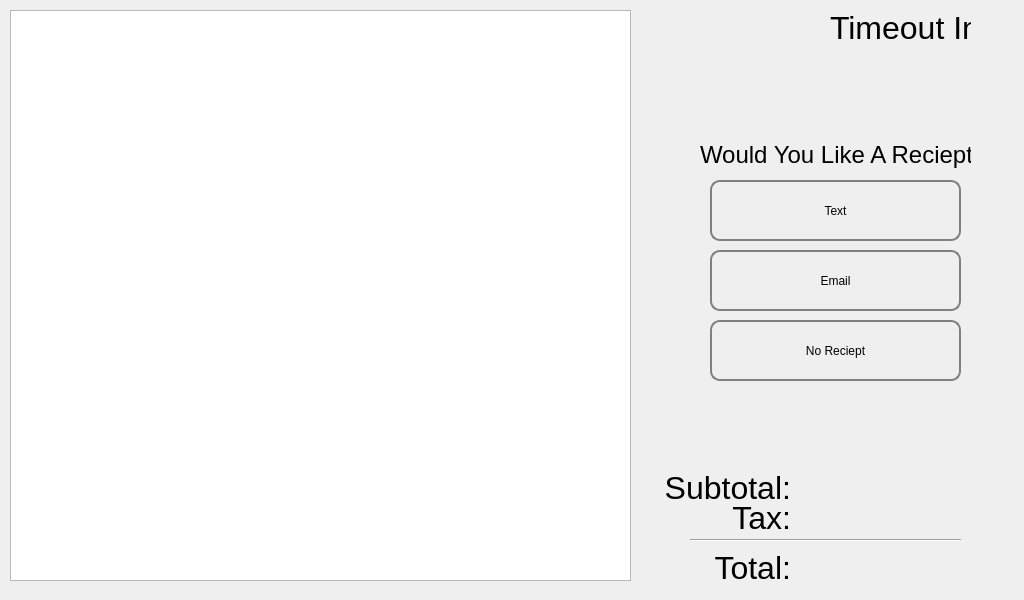
This is ui/reciept_screen.ui in ComputerScienceHouse/bits-n-bytes-ui as Qt 5 draws it before an edit. The edited form follows.
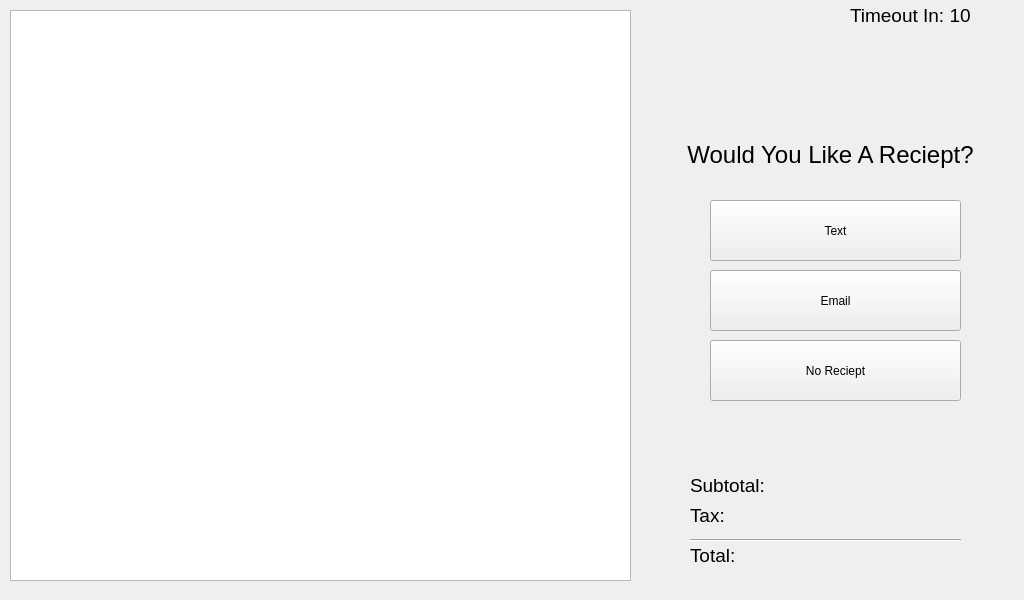
This is the edited form.

```diff
--- a/ui/reciept_screen.ui
+++ b/ui/reciept_screen.ui
@@ -34,9 +34,9 @@
      <widget class="QLabel" name="taxLabel">
       <property name="geometry">
        <rect>
-        <x>10</x>
+        <x>50</x>
         <y>500</y>
-        <width>141</width>
+        <width>271</width>
         <height>31</height>
        </rect>
       </property>
@@ -44,10 +44,10 @@
        <string notr="true"/>
       </property>
       <property name="text">
-       <string>&lt;html&gt;&lt;head/&gt;&lt;body&gt;&lt;p&gt;&lt;span style=&quot; font-size:24pt;&quot;&gt;Tax:&lt;/span&gt;&lt;/p&gt;&lt;/body&gt;&lt;/html&gt;</string>
+       <string>&lt;html&gt;&lt;head/&gt;&lt;body&gt;&lt;p&gt;&lt;span style=&quot; font-size:14pt;&quot;&gt;Tax:&lt;/span&gt;&lt;/p&gt;&lt;/body&gt;&lt;/html&gt;</string>
       </property>
       <property name="alignment">
-       <set>Qt::AlignmentFlag::AlignRight|Qt::AlignmentFlag::AlignTrailing|Qt::AlignmentFlag::AlignVCenter</set>
+       <set>Qt::AlignmentFlag::AlignLeading|Qt::AlignmentFlag::AlignLeft|Qt::AlignmentFlag::AlignVCenter</set>
       </property>
       <property name="class" stdset="0">
        <string>heading</string>
@@ -57,13 +57,13 @@
       <property name="geometry">
        <rect>
         <x>70</x>
-        <y>250</y>
+        <y>270</y>
         <width>251</width>
         <height>61</height>
        </rect>
       </property>
       <property name="styleSheet">
-       <string notr="true">QPushButton{border: 2px solid grey; border-radius: 10px; padding: 5px}</string>
+       <string notr="true"/>
       </property>
       <property name="text">
        <string>Email</string>
@@ -73,14 +73,13 @@
       <property name="geometry">
        <rect>
         <x>70</x>
-        <y>180</y>
+        <y>200</y>
         <width>251</width>
         <height>61</height>
        </rect>
       </property>
       <property name="styleSheet">
-       <string notr="true">QPushButton{border: 2px solid grey; border-radius: 10px; padding: 5px}
-</string>
+       <string notr="true"/>
       </property>
       <property name="text">
        <string>Text</string>
@@ -89,9 +88,9 @@
      <widget class="QLabel" name="timeoutLabel">
       <property name="geometry">
        <rect>
-        <x>190</x>
-        <y>10</y>
-        <width>141</width>
+        <x>210</x>
+        <y>0</y>
+        <width>171</width>
         <height>31</height>
        </rect>
       </property>
@@ -101,18 +100,21 @@
        </font>
       </property>
       <property name="text">
-       <string>&lt;html&gt;&lt;head/&gt;&lt;body&gt;&lt;p&gt;&lt;span style=&quot; font-size:24pt;&quot;&gt;Timeout In:&lt;/span&gt;&lt;/p&gt;&lt;/body&gt;&lt;/html&gt;</string>
+       <string>&lt;html&gt;&lt;head/&gt;&lt;body&gt;&lt;p&gt;&lt;span style=&quot; font-size:14pt;&quot;&gt;Timeout In: 10&lt;/span&gt;&lt;/p&gt;&lt;/body&gt;&lt;/html&gt;</string>
       </property>
-      <property name="class" stdset="0">
-       <string>text</string>
+      <property name="alignment">
+       <set>Qt::AlignmentFlag::AlignLeading|Qt::AlignmentFlag::AlignLeft|Qt::AlignmentFlag::AlignVCenter</set>
+      </property>
+      <property name="type" stdset="0">
+       <string>normal</string>
       </property>
      </widget>
      <widget class="QLabel" name="recieptLabel">
       <property name="geometry">
        <rect>
-        <x>60</x>
+        <x>0</x>
         <y>140</y>
-        <width>271</width>
+        <width>381</width>
         <height>31</height>
        </rect>
       </property>
@@ -146,13 +148,13 @@
       <property name="geometry">
        <rect>
         <x>70</x>
-        <y>320</y>
+        <y>340</y>
         <width>251</width>
         <height>61</height>
        </rect>
       </property>
       <property name="styleSheet">
-       <string notr="true">QPushButton{border: 2px solid grey; border-radius: 10px; padding: 5px}</string>
+       <string notr="true"/>
       </property>
       <property name="text">
        <string>No Reciept</string>
@@ -161,9 +163,9 @@
      <widget class="QLabel" name="subtotalLabel">
       <property name="geometry">
        <rect>
-        <x>10</x>
+        <x>50</x>
         <y>470</y>
-        <width>141</width>
+        <width>271</width>
         <height>31</height>
        </rect>
       </property>
@@ -171,10 +173,10 @@
        <string notr="true"/>
       </property>
       <property name="text">
-       <string>&lt;html&gt;&lt;head/&gt;&lt;body&gt;&lt;p&gt;&lt;span style=&quot; font-size:24pt;&quot;&gt;Subtotal:&lt;/span&gt;&lt;/p&gt;&lt;/body&gt;&lt;/html&gt;</string>
+       <string>&lt;html&gt;&lt;head/&gt;&lt;body&gt;&lt;p&gt;&lt;span style=&quot; font-size:14pt;&quot;&gt;Subtotal:&lt;/span&gt;&lt;/p&gt;&lt;/body&gt;&lt;/html&gt;</string>
       </property>
       <property name="alignment">
-       <set>Qt::AlignmentFlag::AlignRight|Qt::AlignmentFlag::AlignTrailing|Qt::AlignmentFlag::AlignVCenter</set>
+       <set>Qt::AlignmentFlag::AlignLeading|Qt::AlignmentFlag::AlignLeft|Qt::AlignmentFlag::AlignVCenter</set>
       </property>
       <property name="class" stdset="0">
        <string>heading</string>
@@ -183,9 +185,9 @@
      <widget class="QLabel" name="totalLabel">
       <property name="geometry">
        <rect>
-        <x>10</x>
-        <y>550</y>
-        <width>141</width>
+        <x>50</x>
+        <y>540</y>
+        <width>271</width>
         <height>31</height>
        </rect>
       </property>
@@ -193,29 +195,7 @@
        <string notr="true"/>
       </property>
       <property name="text">
-       <string>&lt;html&gt;&lt;head/&gt;&lt;body&gt;&lt;p&gt;&lt;span style=&quot; font-size:24pt;&quot;&gt;Total:&lt;/span&gt;&lt;/p&gt;&lt;/body&gt;&lt;/html&gt;</string>
-      </property>
-      <property name="alignment">
-       <set>Qt::AlignmentFlag::AlignRight|Qt::AlignmentFlag::AlignTrailing|Qt::AlignmentFlag::AlignVCenter</set>
-      </property>
-      <property name="class" stdset="0">
-       <string>heading</string>
-      </property>
-     </widget>
-     <widget class="QLabel" name="subtotalText">
-      <property name="geometry">
-       <rect>
-        <x>160</x>
-        <y>470</y>
-        <width>141</width>
-        <height>31</height>
-       </rect>
-      </property>
-      <property name="styleSheet">
-       <string notr="true"/>
-      </property>
-      <property name="text">
-       <string>&lt;html&gt;&lt;head/&gt;&lt;body&gt;&lt;p&gt;&lt;span style=&quot; font-size:24pt;&quot;&gt;&lt;br/&gt;&lt;/span&gt;&lt;/p&gt;&lt;/body&gt;&lt;/html&gt;</string>
+       <string>&lt;html&gt;&lt;head/&gt;&lt;body&gt;&lt;p&gt;&lt;span style=&quot; font-size:14pt;&quot;&gt;Total:&lt;/span&gt;&lt;/p&gt;&lt;/body&gt;&lt;/html&gt;</string>
       </property>
       <property name="alignment">
        <set>Qt::AlignmentFlag::AlignLeading|Qt::AlignmentFlag::AlignLeft|Qt::AlignmentFlag::AlignVCenter</set>
```
Left out of the diff: 28 changed lines with no effect on the pictures.
